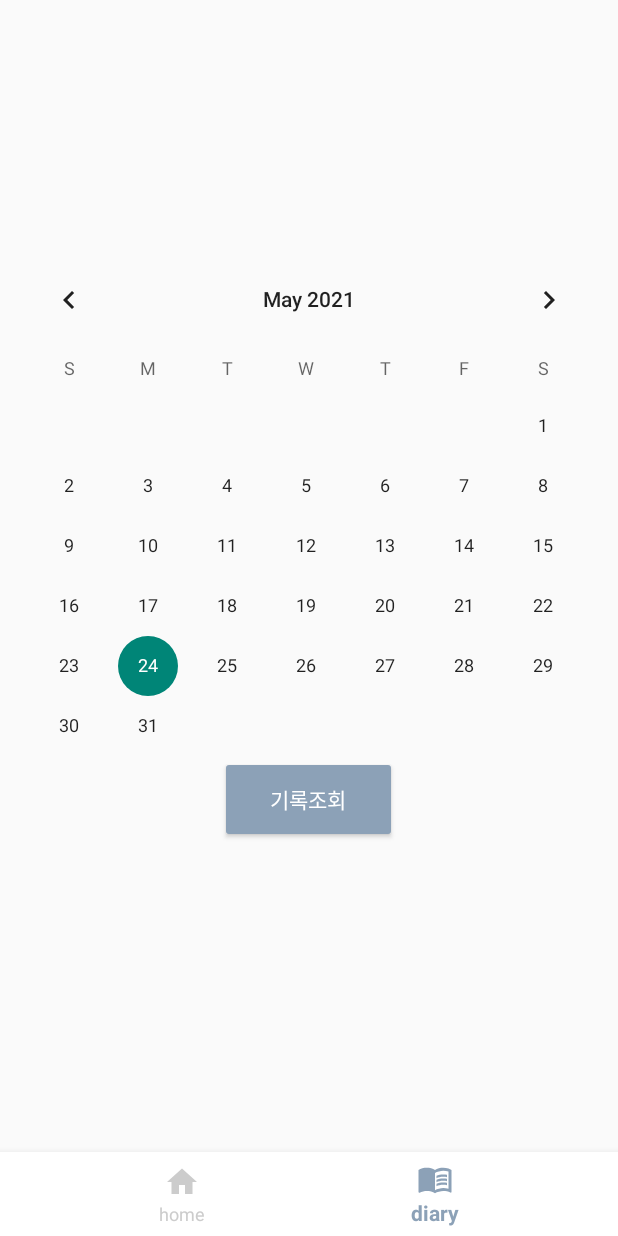
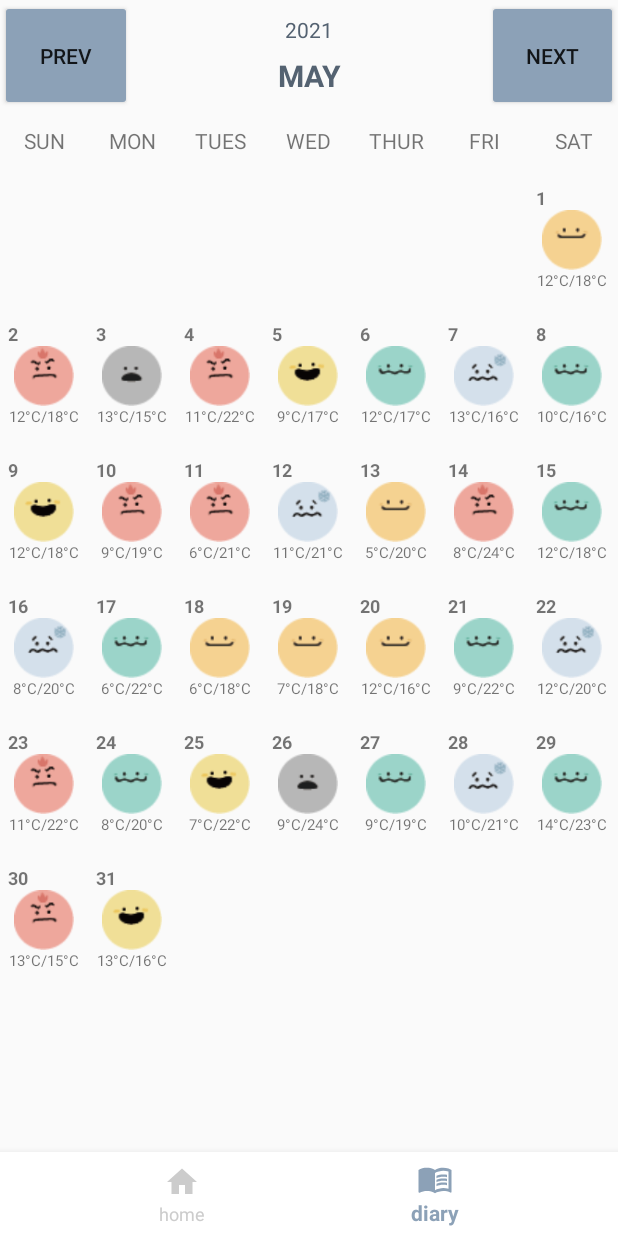
Before and after one commit to Kkorrru/Look-Note, an Android app: the screen it shows after launch (MainActivity), item 2 of the bottom bar chosen, on a phone screen of 412 x 824 dp. Run offline under Robolectric (Android 15) with nearby library versions, the phone set to English and light mode, and no system bars.

Commit message:
implement calendar

```diff
--- a/app/src/main/java/com/example/looknote/Diary.java
+++ b/app/src/main/java/com/example/looknote/Diary.java
@@ -1,43 +1,199 @@
 package com.example.looknote;
 
-import android.content.Context;
-import android.content.Intent;
 import android.os.Bundle;
 
-import androidx.annotation.NonNull;
 import androidx.fragment.app.Fragment;
 
 import android.view.LayoutInflater;
 import android.view.View;
 import android.view.ViewGroup;
+import android.widget.ArrayAdapter;
 import android.widget.Button;
-import android.widget.CalendarView;
-import android.widget.DatePicker;
-import android.widget.EditText;
+import android.widget.GridView;
+import android.widget.ListView;
 import android.widget.TextView;
 
+import java.util.ArrayList;
 import java.util.Calendar;
+import java.util.GregorianCalendar;
+import java.util.Random;
 
 
 public class Diary extends Fragment {
 
 
     View v;
+    Button next;
+    Button prev;
 
-    int y;
-    int m;
-    int d;
+    int calYear;
+    int calMonth;
+    int calDayofMon;
+    int calStart;
+    final int calLastDayOfMonth[] = {31,28,31,30,31,30,31,31,30,31,30,31};
+    int calLastDay;
+    Calendar today = Calendar.getInstance();
+    Calendar cal;
+
+    GridListAdapter adapter;
+    int imgList[] = {R.drawable.none_icon, R.drawable.cold_icon, R.drawable.cool_icon, R.drawable.nice_icon, R.drawable.warm_icon, R.drawable.hot_icon};
+
+
+    public Diary(){
+        setToday();
+    }
+
+    public void setToday() { //오늘 날짜 계산 후, calYear, calMonth, calDayofMon필드 초기화 메소드
+        calYear = today.get(Calendar.YEAR);
+        calMonth = today.get(Calendar.MONTH);
+        calDayofMon = today.get(Calendar.DAY_OF_MONTH);
+        makeCalData(today);
+    }
+
+    private void makeCalData(Calendar cal) { // calendar에 대한 data 초기화 메소드
+        calStart = (cal.get(Calendar.DAY_OF_WEEK)+7-(cal.get(Calendar.DAY_OF_MONTH))%7)%7;
+        if(calMonth == 1) calLastDay =  calLastDayOfMonth[calMonth]+leapCheck(calYear);
+        else calLastDay = calLastDayOfMonth[calMonth];
+
+    }
+
+    private int leapCheck(int year){ // 윤년 확인 메소드
+        if(year%4 == 0 && year%100 != 0 || year%400 == 0) return 1;
+        else return 0;
+    }
+
+    public void moveMonth(int mon){ // 달력 월 이동 메소드
+        calMonth += mon;
+        if(calMonth>11) while(calMonth>11){
+            calYear++;
+            calMonth -= 12;
+        } else if (calMonth<0) while(calMonth<0){
+            calYear--;
+            calMonth += 12;
+        }
+        cal = new GregorianCalendar(calYear,calMonth,calDayofMon);
+        makeCalData(cal);
+    }
 
 
 
     @Override
     public View onCreateView(LayoutInflater inflater, ViewGroup container,
                              Bundle savedInstanceState) {
+
         // Inflate the layout for this fragment
         v = inflater.inflate(R.layout.fragment_diary, container, false);
+        GridView gridView = (GridView) v.findViewById(R.id.mainMenu);
+        adapter = new GridListAdapter();
+        gridView.setAdapter(adapter);
         return v;
     }
 
+    //달 세팅 메소드
+    public String retMon(int month){
+        switch(month) {
+            case 0:
+                return "JANUARY";
+            case 1:
+                return "FEBRUARY";
+            case 2:
+                return "MARCH";
+            case 3:
+                return "APRIL";
+            case 4:
+                return "MAY";
+            case 5:
+                return "JUNE";
+            case 6:
+                return "JULY";
+            case 7:
+                return "AUGUST";
+            case 8:
+                return "SEPTEMBER";
+            case 9:
+                return "OCTOBER";
+            case 10:
+                return "NOVEMBER";
+            case 11:
+                return "DECEMBER";
+            default:
+                break;
+        }
+        return null;
+    }
+
+    //시작할 때
+    public void onStart() {
+        super.onStart();
+
+        //초기 달력 세팅
+        TextView texMon = (TextView)getView().findViewById(R.id.month);
+        TextView texYear = (TextView)getView().findViewById(R.id.year);
+        texMon.setText(retMon(calMonth));
+        texYear.setText(Integer.toString(calYear));
+        for(int i = 0; i<calStart; i++){
+            adapter.addItem(new Griditem(" ", " ", 0));
+        }
+        for(int j = 1; j<=calLastDay; j++){
+            int ranFeel = (int)(Math.random()*6);
+            int ranLow = (int)(Math.random()*10)+5;
+            int ranHigh = (int)(Math.random()*10)+15;
+            adapter.addItem(new Griditem(Integer.toString(j), Integer.toString(ranLow)+"°C/"+Integer.toString(ranHigh)+"°C", imgList[ranFeel]));
+
+        }
+
+        //버튼 처리
+        //next 버튼
+        next = (Button)getView().findViewById(R.id.next);
+        next.setOnClickListener(new View.OnClickListener() {
+            @Override
+            public void onClick(View view) {
+                moveMonth(1);
+                int cnt = adapter.getCount();
+                for(int i = cnt-1; i>=0; i--){
+                    adapter.delItem(i);
+                }
+                for(int i = 0; i<calStart; i++){
+                    adapter.addItem(new Griditem(" ", " ", 0));
+                }
+                for(int j = 1; j<=calLastDay; j++){
+                    int ranFeel = (int)(Math.random()*6);
+                    int ranLow = (int)(Math.random()*10)+5;
+                    int ranHigh = (int)(Math.random()*10)+15;
+                    adapter.addItem(new Griditem(Integer.toString(j), Integer.toString(ranLow)+"°C/"+Integer.toString(ranHigh)+"°C", imgList[ranFeel]));
+                }
+                texYear.setText(Integer.toString(calYear));
+                texMon.setText(retMon(calMonth));
+                adapter.notifyDataSetChanged();
+            }
+        });
+        //prev버튼
+        prev = (Button)getView().findViewById(R.id.prev);
+        prev.setOnClickListener(new View.OnClickListener(){
+            public void onClick(View view){
+                moveMonth(-1);
+                int cnt = adapter.getCount();
+                for(int i = cnt-1; i>=0; i--){
+                    adapter.delItem(i);
+                }
+                for(int i = 0; i<calStart; i++){ //빈칸
+                    adapter.addItem(new Griditem(" ", " ", 0));
+                }
+                for(int j = 1; j<=calLastDay; j++){ //달력에 맞게 날짜, 이미지, 온도 출력력
+                   int ranFeel = (int)(Math.random()*6);
+                    int ranLow = (int)(Math.random()*10)+5;
+                    int ranHigh = (int)(Math.random()*10)+15;
+                    adapter.addItem(new Griditem(Integer.toString(j), Integer.toString(ranLow)+"°C/"+Integer.toString(ranHigh)+"°C", imgList[ranFeel]));
+                }
+                texYear.setText(Integer.toString(calYear));
+                texMon.setText(retMon(calMonth));
+                adapter.notifyDataSetChanged(); // 변경되었음을 어답터에 알려준다.
+            }
+        });
+
+    }
+
+/*
     @Override
     public void onStart()
     {
@@ -78,5 +234,5 @@ public class Diary extends Fragment {
 
         });
     }
-
+*/
 }
--- /dev/null
+++ b/app/src/main/java/com/example/looknote/GridListAdapter.java
@@ -0,0 +1,60 @@
+package com.example.looknote;
+
+import android.content.Context;
+import android.view.LayoutInflater;
+import android.view.View;
+import android.view.ViewGroup;
+import android.widget.BaseAdapter;
+import android.widget.ImageView;
+import android.widget.TextView;
+
+import java.util.ArrayList;
+
+public class GridListAdapter extends BaseAdapter {
+    ArrayList<Griditem> items = new ArrayList<Griditem>();
+    Context context;
+
+    public void addItem(Griditem item){
+        items.add(item);
+    }
+
+    public void delItem(int i){
+        items.remove(i);
+    }
+
+
+    @Override
+    public int getCount(){ //ArrayList의 사이즈 리턴
+        return items.size();
+    }
+
+    @Override
+    public Object getItem(int position){ //해당 position에 있는 item을 return
+        return items.get(position);
+    }
+
+    @Override
+    public long getItemId(int position){ // position값 return
+        return position;
+    }
+
+    @Override
+    public View getView(int position, View convertView, ViewGroup parent){
+        context = parent.getContext();
+        Griditem griditem = items.get(position);
+        if(convertView == null){
+            LayoutInflater inflater = (LayoutInflater)context.getSystemService(Context.LAYOUT_INFLATER_SERVICE);
+            convertView = inflater.inflate(R.layout.griditem, parent, false);
+        }
+
+        TextView nameText = convertView.findViewById(R.id.nameText);
+        TextView numberText = convertView.findViewById(R.id.degreeText);
+        ImageView feelImg = convertView.findViewById(R.id.feelImg);
+
+        nameText.setText(griditem.getName());
+        numberText.setText(griditem.getNumber());
+        feelImg.setImageResource(griditem.getImgno());
+
+        return convertView;
+    }
+}
--- /dev/null
+++ b/app/src/main/java/com/example/looknote/Griditem.java
@@ -0,0 +1,38 @@
+package com.example.looknote;
+
+public class Griditem {
+    private String name;
+    private String number;
+    private int imgno;
+    //final static int imgList[] = {R.drawable.none_icon, R.drawable.cold_icon, R.drawable.cool_icon, R.drawable.nice_icon, R.drawable.warm_icon, R.drawable.hot_icon};
+
+
+    public Griditem(String name, String number, int imgno){
+        this.name = name;
+        this.number = number;
+        this.imgno = imgno;
+    }
+    public String getName() {
+        return name;
+    }
+
+    public String getNumber() {
+        return number;
+    }
+
+    public void setName(String name) {
+        this.name = name;
+    }
+
+    public void setNumber(String number) {
+        this.number = number;
+    }
+
+    public int getImgno() {
+        return imgno;
+    }
+
+    public void setImgno(int imgno) {
+        this.imgno = imgno;
+    }
+}
--- a/app/src/main/res/layout/fragment_diary.xml
+++ b/app/src/main/res/layout/fragment_diary.xml
@@ -12,24 +12,132 @@
         android:layout_height="match_parent"
         android:orientation="vertical">
 
-        <TextView
-            android:id="@+id/textView"
+        <LinearLayout
             android:layout_width="match_parent"
-            android:layout_height="166dp" />
+            android:layout_height="74dp"
+            android:orientation="horizontal">
 
-        <CalendarView
-            android:id="@+id/calendarView"
+            <Button
+                android:id="@+id/prev"
+                android:layout_width="wrap_content"
+                android:layout_height="match_parent"
+                android:layout_weight="1"
+                android:backgroundTint="#8CA1B7"
+                android:text="PREV" />
+
+            <LinearLayout
+                android:layout_width="237dp"
+                android:layout_height="match_parent"
+                android:layout_weight="1"
+                android:orientation="vertical">
+
+                <TextView
+                    android:id="@+id/year"
+                    android:layout_width="match_parent"
+                    android:layout_height="29dp"
+                    android:gravity="center_horizontal|bottom"
+                    android:text="YEAR"
+                    android:textColor="#546271" />
+
+                <TextView
+                    android:id="@+id/month"
+                    android:layout_width="match_parent"
+                    android:layout_height="42dp"
+                    android:gravity="center_horizontal|center_vertical"
+                    android:text="MONTH"
+                    android:textColor="#546271"
+                    android:textSize="20dp"
+                    android:textStyle="bold" />
+            </LinearLayout>
+
+            <Button
+                android:id="@+id/next"
+                android:layout_width="wrap_content"
+                android:layout_height="74dp"
+                android:layout_weight="1"
+                android:backgroundTint="#8CA1B7"
+                android:text="NEXT" />
+
+        </LinearLayout>
+
+        <LinearLayout
             android:layout_width="match_parent"
-            android:layout_height="wrap_content" />
+            android:layout_height="39dp"
+            android:orientation="horizontal">
 
-        <Button
-            android:id="@+id/his_button"
-            android:layout_width="118dp"
-            android:layout_height="58dp"
-            android:layout_gravity="center"
-            android:backgroundTint="#8CA1B7"
-            android:text="기록조회"
-            android:textColor="@color/white" />
+            <TextView
+                android:id="@+id/sun"
+                android:layout_width="0dp"
+                android:layout_height="match_parent"
+                android:layout_weight="1"
+                android:gravity="center_horizontal|center_vertical"
+                android:text="SUN" />
+
+            <TextView
+                android:id="@+id/textView6"
+                android:layout_width="0dp"
+                android:layout_height="match_parent"
+                android:gravity="center_horizontal|center_vertical"
+                android:layout_weight="1"
+                android:text="MON" />
+
+            <TextView
+                android:id="@+id/textView7"
+                android:layout_width="0dp"
+                android:layout_height="match_parent"
+                android:gravity="center_horizontal|center_vertical"
+                android:layout_weight="1"
+                android:text="TUES" />
+
+            <TextView
+                android:id="@+id/textView15"
+                android:layout_width="0dp"
+                android:layout_height="match_parent"
+                android:gravity="center_horizontal|center_vertical"
+                android:layout_weight="1"
+                android:text="WED" />
+
+            <TextView
+                android:id="@+id/textView16"
+                android:layout_width="0dp"
+                android:layout_height="match_parent"
+                android:gravity="center_horizontal|center_vertical"
+                android:layout_weight="1"
+                android:text="THUR" />
+
+            <TextView
+                android:id="@+id/textView17"
+                android:layout_width="0dp"
+                android:layout_height="match_parent"
+                android:gravity="center_horizontal|center_vertical"
+                android:layout_weight="1"
+                android:text="FRI" />
+
+            <TextView
+                android:id="@+id/textView18"
+                android:layout_width="0dp"
+                android:layout_height="match_parent"
+                android:gravity="center_horizontal|center_vertical"
+                android:layout_weight="1"
+                android:text="SAT" />
+        </LinearLayout>
+
+        <GridView
+            android:id="@+id/mainMenu"
+            android:layout_width="match_parent"
+
+            android:layout_height="match_parent"
+
+            android:layout_alignParentLeft="true"
+
+            android:layout_alignParentTop="true"
+
+
+            android:numColumns="7"
+            android:stretchMode="columnWidth"
+
+
+            />
     </LinearLayout>
 
 </FrameLayout>
--- /dev/null
+++ b/app/src/main/res/layout/griditem.xml
@@ -0,0 +1,38 @@
+<?xml version="1.0" encoding="utf-8"?>
+<LinearLayout
+    xmlns:android="http://schemas.android.com/apk/res/android"
+    android:layout_width="match_parent"
+    android:layout_height="match_parent"
+    android:orientation="vertical">
+
+    <TextView
+        android:layout_gravity="left"
+        android:id="@+id/nameText"
+        android:layout_marginLeft="5dp"
+        android:text="13"
+        android:textSize="12dp"
+        android:layout_width="wrap_content"
+        android:layout_height="wrap_content"
+        android:layout_marginTop="10dp"
+        android:textStyle="bold"
+        />
+
+    <ImageView
+        android:id="@+id/feelImg"
+        android:layout_width="40dp"
+        android:layout_height="40dp"
+        android:layout_gravity="center_horizontal"
+        android:src="@drawable/none_icon" />
+
+    <TextView
+        android:layout_gravity="center_horizontal"
+        android:id="@+id/degreeText"
+        android:text="13"
+        android:textSize="10dp"
+        android:layout_width="wrap_content"
+        android:layout_height="wrap_content"
+        android:layout_marginBottom="10dp"
+        />
+
+
+</LinearLayout>
```
